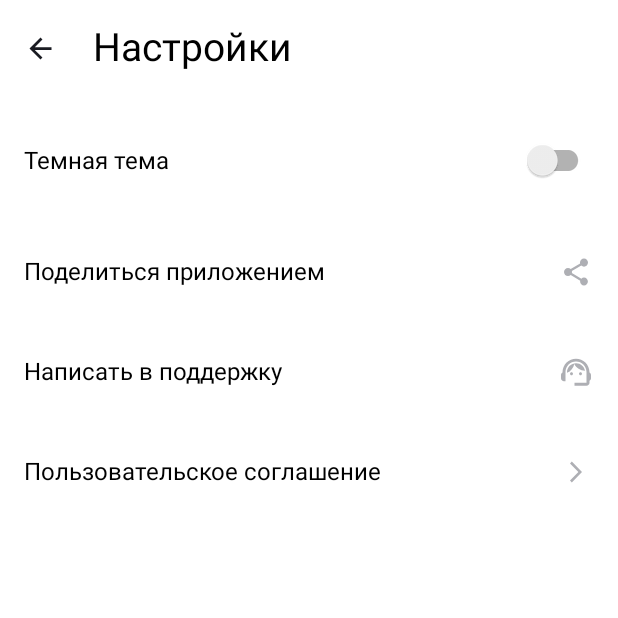
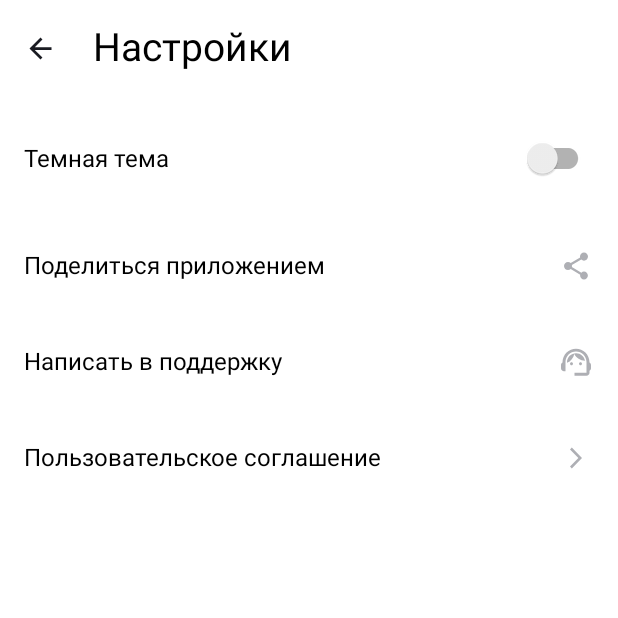
Before and after one commit to madj0ng/Playlist-Maker, an Android app: the SettingsActivity screen opened directly, with no data from a screen before it, on a phone screen of 412 x 824 dp, the top half of it. Run offline under Robolectric (Android 15) with nearby library versions, the phone set to English and light mode, and no system bars.

Commit message:
Sprint_8_Homework: First Commit

```diff
--- a/app/src/main/res/layout/activity_settings.xml
+++ b/app/src/main/res/layout/activity_settings.xml
@@ -22,8 +22,8 @@
                 android:layout_height="@dimen/title_image_height"
                 android:layout_gravity="center_vertical"
                 android:layout_margin="@dimen/title_image_margin"
+                android:foreground="?attr/selectableItemBackground"
                 android:src="@drawable/icon_back"
-                android:foreground="?attr/selectableItemBackground"
                 app:iconGravity="textStart"
                 app:iconTint="@color/black" />
 
@@ -39,11 +39,6 @@
                 android:textSize="@dimen/title_text_size" />
         </LinearLayout>
 
-        <Button
-            android:layout_width="0dp"
-            android:layout_height="match_parent"
-            android:layout_weight="1"
-            android:visibility="invisible" />
     </LinearLayout>
 
     <LinearLayout
--- a/app/src/main/res/values/dimens.xml
+++ b/app/src/main/res/values/dimens.xml
@@ -10,7 +10,7 @@
     <dimen name="title_text_size">26sp</dimen>
     <dimen name="body_margin_horizontal">16dp</dimen>
     <dimen name="body_margin_vertical">20dp</dimen>
-    <dimen name="body_padding_vertical">21dp</dimen>
+    <dimen name="body_padding_vertical">20dp</dimen>
     <dimen name="body_padding_horizontal">16dp</dimen>
     <dimen name="settings_text_size">16sp</dimen>
     <dimen name="button_text_size">26sp</dimen>
```
Also changed, not shown: app/src/main/java/com/example/playlistmaker/SettingsActivity.kt (+4 -3 lines), app/src/main/res/layout/activity_main.xml (+1 -6 lines).
